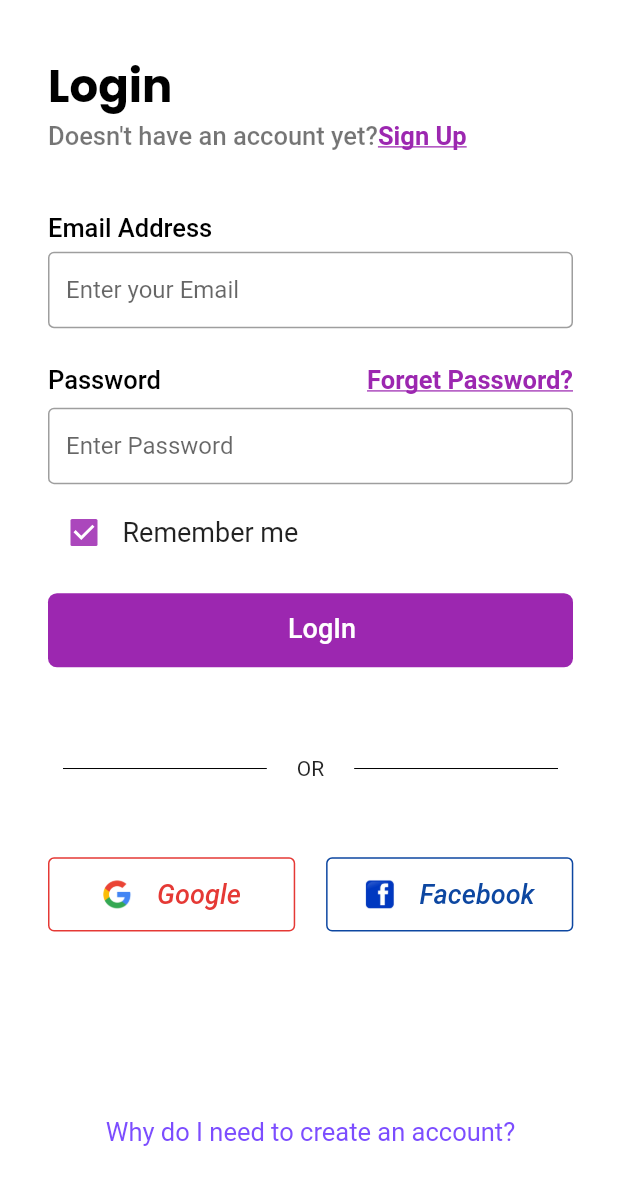
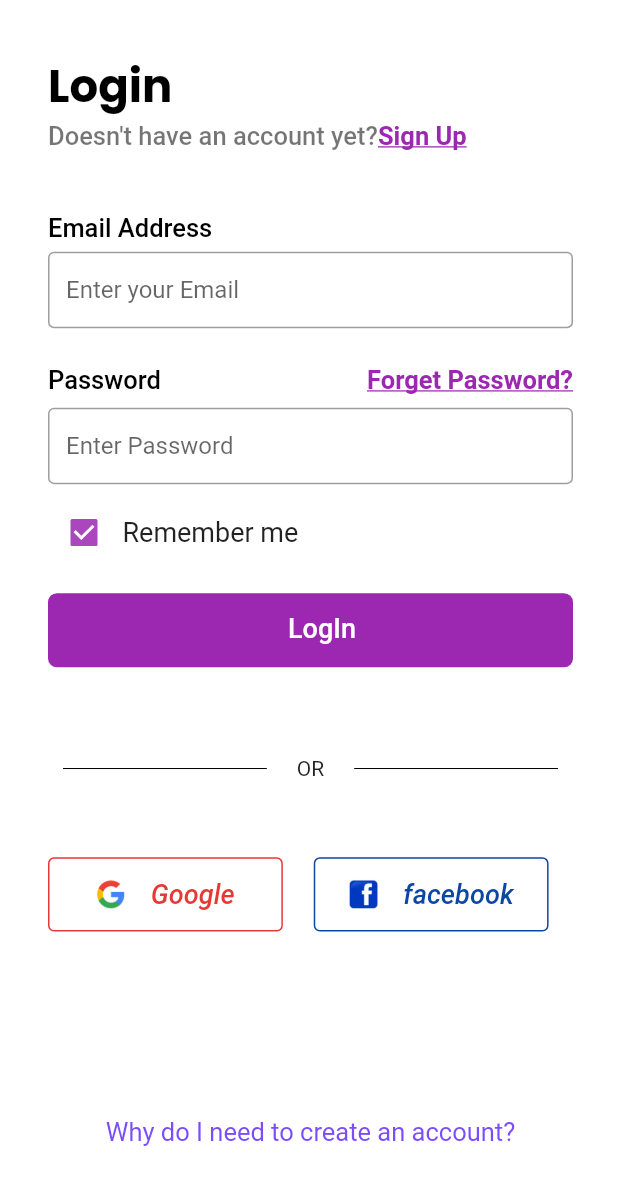
Before and after one commit to shivamgupta7837/Work-O-fi, a Flutter app: the screen it shows after launch, after a tap on "Google", on a phone screen of 412 x 824 dp. Shown: the top 1185 px of the screen. Run offline on Flutter 3.47's test engine with Material 2 defaults, Android fonts, the phone set to English and light mode, and no system bars; our stand-ins replace email_validator, firebase_auth, firebase_core, google_fonts, google_sign_in, lottie; accounts and stored records are empty.

Commit message:
goole sign in

```diff
--- a/lib/authentication-services/auth.dart
+++ b/lib/authentication-services/auth.dart
@@ -1,4 +1,25 @@
-class Auth {
 
+import 'package:firebase_auth/firebase_auth.dart';
+import 'package:flutter/cupertino.dart';
+import 'package:google_sign_in/google_sign_in.dart';
 
+class Authentication{
+  static  Future googleSign() async {
+    //This variable will start the login process and pop up dialog box
+    final GoogleSignInAccount? googleUser = await GoogleSignIn().signIn();
+    //This variable send email and password to google server to check weather it is correct or not
+    final GoogleSignInAuthentication? googleAuth =
+        await googleUser?.authentication;
+    //We are creating new credential from google Servers
+    final credential = GoogleAuthProvider.credential(
+        accessToken: googleAuth?.accessToken, idToken: googleAuth!.idToken);
+    // This will return instance like instace of gmail account or name
+    await FirebaseAuth.instance.signInWithCredential(credential);
+
+    // notifyListeners();
+  }
+
+  signOutWithGoogle() {
+    FirebaseAuth.instance.signOut();
+  }
 }
--- /dev/null
+++ b/lib/custom-widget/login-widgets.dart
@@ -0,0 +1,88 @@
+import 'package:flutter/material.dart';
+import 'package:workofi/authentication-services/auth.dart';
+import 'package:workofi/screens/home_screen.dart';
+
+class logInWithGoogle extends StatelessWidget {
+  const logInWithGoogle({super.key});
+
+  @override
+  Widget build(BuildContext context) {
+    return Container(
+      height: MediaQuery.of(context).size.height * 0.06,
+      width: MediaQuery.of(context).size.width * 0.38,
+      child: OutlinedButton(
+        onPressed: () async {
+          await Authentication.googleSign();
+          Navigator.pushReplacement(
+              context, MaterialPageRoute(builder: (context) => HomePage()));
+        },
+        style: OutlinedButton.styleFrom(
+            side: BorderSide(color: Colors.red.shade600)),
+        child: Row(
+          mainAxisSize: MainAxisSize.min,
+          crossAxisAlignment: CrossAxisAlignment.center,
+          mainAxisAlignment: MainAxisAlignment.center,
+          children: [
+            SizedBox(
+                height: 24,
+                width: 20,
+                child: Image.asset('assets/googlelogo.png')),
+            SizedBox(
+              width: MediaQuery.of(context).size.width * 0.04,
+            ),
+            Text(
+              "Google",
+              style: TextStyle(
+                  fontSize: 18,
+                  color: Colors.red.shade600,
+                  fontStyle: FontStyle.italic,
+                  fontWeight: FontWeight.w500),
+            ),
+          ],
+        ),
+      ),
+    );
+  }
+}
+
+class logInWithFacebook extends StatelessWidget {
+  const logInWithFacebook({super.key});
+
+  @override
+  Widget build(BuildContext context) {
+    return Container(
+      height: MediaQuery.of(context).size.height * 0.06,
+      width: MediaQuery.of(context).size.width * 0.38,
+      child: OutlinedButton(
+        onPressed: () async {
+          Navigator.push(
+              context, MaterialPageRoute(builder: (context) => HomePage()));
+        },
+        style: OutlinedButton.styleFrom(
+            side: BorderSide(color: Colors.blue.shade900)),
+        child: Row(
+          mainAxisSize: MainAxisSize.min,
+          crossAxisAlignment: CrossAxisAlignment.center,
+          mainAxisAlignment: MainAxisAlignment.center,
+          children: [
+            SizedBox(
+                height: 24,
+                width: 20,
+                child: Image.asset('assets/facebook.webp')),
+            SizedBox(
+              width: MediaQuery.of(context).size.width * 0.04,
+            ),
+            Text(
+              "facebook",
+              style: TextStyle(
+                  fontSize: 18,
+                  color: Colors.blue.shade900,
+                  fontStyle: FontStyle.italic,
+                  fontWeight: FontWeight.w500),
+            ),
+          ],
+        ),
+      ),
+    );
+  }
+}
--- a/lib/main.dart
+++ b/lib/main.dart
@@ -1,8 +1,12 @@
 import 'package:flutter/material.dart';
 import 'package:workofi/Screens/splash_screen.dart';
 import 'package:flutter/services.dart';
+import 'package:firebase_core/firebase_core.dart';
 
-void main() {
+Future main() async{
+  WidgetsFlutterBinding.ensureInitialized();
+  //we are initialize firebase by using this  method and it will initialize new instance and return it to app
+  await Firebase.initializeApp();
   runApp(const MyApp());
 }
 
@@ -14,7 +18,6 @@ class MyApp extends StatelessWidget {
       statusBarColor: Colors.transparent));
     return MaterialApp(
       debugShowCheckedModeBanner: false,
-      title: 'Flutter Demo',
       theme: ThemeData(
         primarySwatch: Colors.blue,
       ),
--- /dev/null
+++ b/lib/screens/Login-Screen/signIn.dart
@@ -0,0 +1,193 @@
+import 'package:flutter/foundation.dart';
+import 'package:flutter/material.dart';
+import 'package:google_fonts/google_fonts.dart';
+import 'package:workofi/custom-widget/login-widgets.dart';
+import 'package:workofi/screens/Login-Screen/signUp.dart';
+import 'package:workofi/screens/homePage.dart';
+
+class SignIn extends StatefulWidget {
+  const SignIn({Key? key}) : super(key: key);
+
+  @override
+  State<SignIn> createState() => _SignInState();
+}
+
+class _SignInState extends State<SignIn> {
+  bool isChecked = true;
+  @override
+  Widget build(BuildContext context) {
+    return Scaffold(
+      backgroundColor: Colors.white,
+      body: SafeArea(
+          child: SingleChildScrollView(
+        child: Padding(
+          padding: const EdgeInsets.only(left: 32.0, top: 35, right: 30),
+          child: Column(
+            mainAxisAlignment: MainAxisAlignment.start,
+            crossAxisAlignment: CrossAxisAlignment.start,
+            children: [
+              Text("Login",
+                  style: GoogleFonts.poppins(
+                      color: Colors.black,
+                      fontWeight: FontWeight.w700,
+                      fontSize: 30)),
+              SizedBox(height: MediaQuery.of(context).size.height * 0.001),
+              Row(
+                children: [
+                  const Text("Doesn't have an account yet?",
+                      style: TextStyle(
+                          color: Colors.black54,
+                          fontWeight: FontWeight.w500,
+                          fontSize: 17)),
+                  GestureDetector(
+                      child: const Text("Sign Up",
+                          style: TextStyle(
+                              color: Colors.purple,
+                              fontWeight: FontWeight.w600,
+                              fontSize: 17,
+                              decoration: TextDecoration.underline)),
+                      onTap: () {
+                        Navigator.push(context,
+                            MaterialPageRoute(builder: (context) => SignUp()));
+                      }),
+                ],
+              ),
+              SizedBox(height: MediaQuery.of(context).size.height * 0.05),
+              const Text("Email Address",
+                  style: TextStyle(
+                      color: Colors.black,
+                      fontWeight: FontWeight.w500,
+                      fontSize: 17)),
+              SizedBox(
+                height: MediaQuery.of(context).size.height * 0.007,
+              ),
+              const TextField(
+                decoration: InputDecoration(
+                    isDense: true,
+                    border: OutlineInputBorder(),
+                    hintText: "Enter your Email"),
+              ),
+              SizedBox(
+                height: MediaQuery.of(context).size.height * 0.03,
+              ),
+              Row(
+                mainAxisAlignment: MainAxisAlignment.spaceBetween,
+                children: [
+                  const Text("Password",
+                      style: TextStyle(
+                          color: Colors.black,
+                          fontWeight: FontWeight.w500,
+                          fontSize: 17)),
+                  GestureDetector(
+                    onTap: null,
+                    child: const Text("Forget Password?",
+                        style: TextStyle(
+                            color: Colors.purple,
+                            fontWeight: FontWeight.w600,
+                            fontSize: 17,
+                            decoration: TextDecoration.underline)),
+                  ),
+                ],
+              ),
+              SizedBox(height: MediaQuery.of(context).size.height * 0.01),
+              const TextField(
+                obscureText: true,
+                decoration: InputDecoration(
+                    isDense: true,
+                    border: OutlineInputBorder(),
+                    hintText: "Enter Password"),
+              ),
+              SizedBox(height: MediaQuery.of(context).size.height * 0.01),
+              Row(
+                mainAxisAlignment: MainAxisAlignment.start,
+                children: [
+                  Checkbox(
+                    value: isChecked,
+                    onChanged: (value) {
+                      setState(() {
+                        isChecked = value!;
+                      });
+                    },
+                    activeColor: Colors.purple[400],
+                    checkColor: Colors.white,
+                  ),
+                  SizedBox(width: MediaQuery.of(context).size.width * 0.004),
+                  const Text(
+                    "Remember me",
+                    style: TextStyle(fontSize: 18, fontWeight: FontWeight.w400),
+                  ),
+                ],
+              ),
+              SizedBox(height: MediaQuery.of(context).size.height * 0.02),
+              GestureDetector(
+                child: Container(
+                    padding: const EdgeInsets.only(left: 160, top: 13),
+                    height: MediaQuery.of(context).size.height * 0.06,
+                    width: MediaQuery.of(context).size.width * 0.9,
+                    decoration: BoxDecoration(
+                        gradient: LinearGradient(
+                            begin: Alignment.centerLeft,
+                            end: Alignment.centerRight,
+                            colors: [
+                              Colors.purple.shade500,
+                              Colors.purple,
+                              Colors.purple.shade500,
+                            ]),
+                        borderRadius: BorderRadius.circular(6)),
+                    child: const Text("LogIn",
+                        style: TextStyle(
+                            fontSize: 18,
+                            color: Colors.white,
+                            fontWeight: FontWeight.w500))),
+                onTap: () {
+                  Navigator.push(context,
+                      MaterialPageRoute(builder: (context) => HomePage()));
+                },
+              ),
+              SizedBox(height: MediaQuery.of(context).size.height * 0.06),
+              Row(children: <Widget>[
+                Expanded(
+                  child: Container(
+                      margin: const EdgeInsets.only(left: 10.0, right: 20.0),
+                      child: const Divider(
+                        color: Colors.black,
+                        height: 36,
+                      )),
+                ),
+                const Text("OR"),
+                Expanded(
+                  child: Container(
+                      margin: const EdgeInsets.only(left: 20.0, right: 10.0),
+                      child: const Divider(
+                        color: Colors.black,
+                        height: 36,
+                      )),
+                ),
+              ]),
+              SizedBox(height: MediaQuery.of(context).size.height * 0.05),
+              Row(
+                children: [
+                  const logInWithGoogle(),
+                  SizedBox(width: MediaQuery.of(context).size.width * 0.05),
+                  const logInWithFacebook()
+                ],
+              ),
+              SizedBox(height: MediaQuery.of(context).size.height * 0.15),
+              GestureDetector(
+                child: Row(
+                  mainAxisAlignment: MainAxisAlignment.center,
+                  children: const [
+                    Text("Why do I need to create an account?",
+                        style: TextStyle(
+                            fontSize: 17, color: Colors.deepPurpleAccent))
+                  ],
+                ),
+                // onTap: () {},
+              )
+            ],
+          ),
+        ),
+      )),
+    );
+  }
+}
--- a/lib/screens/signIn.dart
+++ /dev/null
@@ -1,220 +0,0 @@
-import 'package:flutter/material.dart';
-import 'package:google_fonts/google_fonts.dart';
-
-class SignIn extends StatefulWidget {
-  const SignIn({Key? key}) : super(key: key);
-
-  @override
-  State<SignIn> createState() => _SignInState();
-}
-
-class _SignInState extends State<SignIn> {
-    bool isChecked = true;
-  @override
-  Widget build(BuildContext context) {
-    return Scaffold(
-      backgroundColor: Colors.white,
-      body: SafeArea(
-          child: Padding(
-        padding: const EdgeInsets.only(left: 32.0, top: 35, right: 30),
-        child: Column(
-          mainAxisAlignment: MainAxisAlignment.start,
-          crossAxisAlignment: CrossAxisAlignment.start,
-          children: [
-            Text("Login",
-                style: GoogleFonts.poppins(
-                    color: Colors.black,
-                    fontWeight: FontWeight.w700,
-                    fontSize: 30)),
-            SizedBox(height: MediaQuery.of(context).size.height * 0.001),
-            Row(
-              children: [
-                const Text("Doesn't have an account yet?",
-                    style: TextStyle(
-                        color: Colors.black54,
-                        fontWeight: FontWeight.w500,
-                        fontSize: 17)),
-                GestureDetector(
-                  onTap: null,
-                  child: const Text("Sign Up",
-                      style: TextStyle(
-                          color: Colors.purple,
-                          fontWeight: FontWeight.w600,
-                          fontSize: 17,
-                          decoration: TextDecoration.underline)),
-                ),
-              ],
-            ),
-            SizedBox(height: MediaQuery.of(context).size.height * 0.05),
-            const Text("Email Address",
-                style: TextStyle(
-                    color: Colors.black,
-                    fontWeight: FontWeight.w500,
-                    fontSize: 17)),
-            SizedBox(
-              height: MediaQuery.of(context).size.height * 0.007,
-            ),
-            const TextField(
-              decoration: InputDecoration(
-                isDense: true,
-                  border: OutlineInputBorder(),
-                   hintText: "Enter your Email"),
-            ),
-             SizedBox(
-              height: MediaQuery.of(context).size.height * 0.03,
-            ),
-            Row(
-              mainAxisAlignment: MainAxisAlignment.spaceBetween,
-              children: [
-                   const Text("Password",
-                style: TextStyle(
-                    color: Colors.black,
-                    fontWeight: FontWeight.w500,
-                    fontSize: 17)),
-                  GestureDetector(
-                  onTap: null,
-                  child: const Text("Forget Password?",
-                      style: TextStyle(
-                          color: Colors.purple,
-                          fontWeight: FontWeight.w600,
-                          fontSize: 17,
-                          decoration: TextDecoration.underline)),
-                ),
-              ],
-            ),
-             SizedBox(
-              height: MediaQuery.of(context).size.height * 0.01),
-             const TextField(
-              obscureText: true,
-              decoration: InputDecoration(
-                isDense: true,
-                  border: OutlineInputBorder(),
-                   hintText: "Enter Password"),
-            ),
-             SizedBox(
-              height: MediaQuery.of(context).size.height * 0.01),
-            Row(
-              mainAxisAlignment: MainAxisAlignment.start,
-              children: [
-                Checkbox(
-                       value: isChecked,
-                       onChanged: (value){
-                          setState((){
-                            isChecked = value!;});
-                       },
-                       activeColor: Colors.purple[400],
-                       checkColor: Colors.white,
-                       ),
-             SizedBox(
-              width: MediaQuery.of(context).size.width * 0.004),
-              const Text("Remember me",style: TextStyle(fontSize: 18,fontWeight: FontWeight.w400),),
-              ],
-            ),
-             SizedBox(
-              height: MediaQuery.of(context).size.height * 0.02),
-                GestureDetector(
-                  child: Container(
-                    padding:const EdgeInsets.only(left:160,top: 13),
-                    height: MediaQuery.of(context).size.height * 0.06,
-                    width: MediaQuery.of(context).size.width *0.9,
-                      decoration: BoxDecoration(
-                        gradient: LinearGradient(
-                          begin: Alignment.centerLeft,
-                          end: Alignment.centerRight,
-                          colors: [
-                            Colors.purple.shade500,
-                            Colors.purple,
-                            Colors.purple.shade500,
-                          ]
-                        ),
-                        borderRadius: BorderRadius.circular(6)),
-                    child: const Text("LogIn",style: TextStyle(
-                      fontSize: 18,color: Colors.white,fontWeight: FontWeight.w500))
-                  ),
-                ),
-             SizedBox(
-              height: MediaQuery.of(context).size.height * 0.06),
-
-                Row(children: <Widget>[
-              Expanded(
-                child:  Container(
-                    margin: const EdgeInsets.only(left: 10.0, right: 20.0),
-                    child: const Divider(
-                      color: Colors.black,
-                      height: 36,
-                    )),
-              ),
-              const Text("OR"),
-              Expanded(
-                child:  Container(
-                    margin: const EdgeInsets.only(left: 20.0, right: 10.0),
-                    child:const Divider(
-                      color: Colors.black,
-                      height: 36,
-                    )),
-              ),
-            ]),
-            SizedBox(height:MediaQuery.of(context).size.height *0.05),
-            Row(
-              children: [
-                signinButton(context: context, signWith: "Google", image:'assets/googlelogo.png', fontColor: Colors.red.shade600,borderColor: Colors.red.shade600),
-            SizedBox(width:MediaQuery.of(context).size.width *0.05),
-            signinButton(context: context, signWith: "Facebook", image:'assets/facebook.webp', fontColor: Colors.blue.shade900,borderColor: Colors.blue.shade900),
-              ],
-            ),
-            SizedBox(height:MediaQuery.of(context).size.height *0.15),
-             GestureDetector(
-          child: Row(
-            mainAxisAlignment: MainAxisAlignment.center,
-            children: const[
-              Text("Why do I need to create an account?",
-                  style:
-                      TextStyle(fontSize: 17, color: Colors.deepPurpleAccent))
-            ],
-          ),
-          onTap: () {},
-        )
-          ],
-        ),
-      )),
-    );
-  }
-}
-
-// Widget signinButton([BuildContext context,double height,double width]){
-Widget signinButton(
-    {required BuildContext context,
-    required String signWith,
-    required String image,
-    required Color fontColor,
-    required Color borderColor,
-    }) {
-  return Container(
-    height: MediaQuery.of(context).size.height * 0.06,
-    width: MediaQuery.of(context).size.width * 0.4,
-    child: OutlinedButton(
-      onPressed: () {},
-      style: OutlinedButton.styleFrom(
-        side: BorderSide(
-          color: borderColor
-        )
-      ),
-      child: Row(
-        mainAxisSize: MainAxisSize.min,
-        crossAxisAlignment:CrossAxisAlignment.center,
-        mainAxisAlignment:MainAxisAlignment.center,
-        children: [
-          SizedBox(height: 24, width: 20, child: Image.asset(image)),
-          SizedBox(
-            width: MediaQuery.of(context).size.width * 0.04,
-          ),
-          Text(
-            signWith,
-            style: TextStyle(fontSize: 18, color: fontColor,fontStyle: FontStyle.italic,fontWeight: FontWeight.w500),
-          ),
-        ],
-      ),
-    ),
-  );
-}
-// }
--- a/lib/screens/splash_screen.dart
+++ b/lib/screens/splash_screen.dart
@@ -2,7 +2,9 @@ import 'dart:async';
 import 'package:flutter/material.dart';
 import 'package:google_fonts/google_fonts.dart';
 import 'package:lottie/lottie.dart';
-import 'package:workofi/screens/signIn.dart';
+import 'package:workofi/screens/homePage.dart';
+
+import 'Login-Screen/signIn.dart';
 
 class SplashScreen extends StatefulWidget {
   @override
@@ -14,7 +16,7 @@ class _SplashScreenState extends State<SplashScreen> {
   void initState() {
     super.initState();
     Timer(
-        Duration(milliseconds: 2950),
+        const Duration(milliseconds: 2950),
         () => Navigator.pushReplacement(
             context, MaterialPageRoute(builder: (context) => SignIn())));
   }
@@ -26,12 +28,12 @@ class _SplashScreenState extends State<SplashScreen> {
           mainAxisAlignment: MainAxisAlignment.center,
           children: [
             Lottie.asset("assets/splash.json"),
-            SizedBox(height: 80,),
+            const  SizedBox(height: 80),
             Text(
               "Work-o-Fi",
-              style: GoogleFonts.raleway(fontSize: 32,fontWeight:FontWeight.bold,color: Colors.black)
+              style: GoogleFonts.raleway(fontSize: 32,fontWeight:FontWeight.bold,color: Colors.purple)
             ),
-            Text('Organize your  Smartly',
+            const Text('Organize your work Smartly',
                 style: TextStyle(fontSize: 20, fontWeight: FontWeight.bold,fontStyle: FontStyle.italic,color: Colors.black54)),
           ]),
     );
--- a/pubspec.yaml
+++ b/pubspec.yaml
@@ -36,8 +36,12 @@ dependencies:
   cupertino_icons: ^1.0.2
   lottie: ^1.4.2
   google_fonts: ^3.0.1
+  # this is 3rd party library to start the authentication flow.
   google_sign_in: ^5.4.1
   firebase_auth: ^3.7.0
+  # It validate email wheater it is correct or not
+  email_validator: ^2.1.17
+  provider: ^6.0.3
 
 dev_dependencies:
   flutter_test:
```
Also changed, not shown: lib/custom-widget/custom_signup_form.dart (added, +115 -0 lines), lib/screens/Login-Screen/signUp.dart (added, +50 -0 lines), lib/screens/homePage.dart (+11 -2 lines), lib/screens/home_screen.dart (+8 -0 lines), pubspec.lock, 3 other files.
